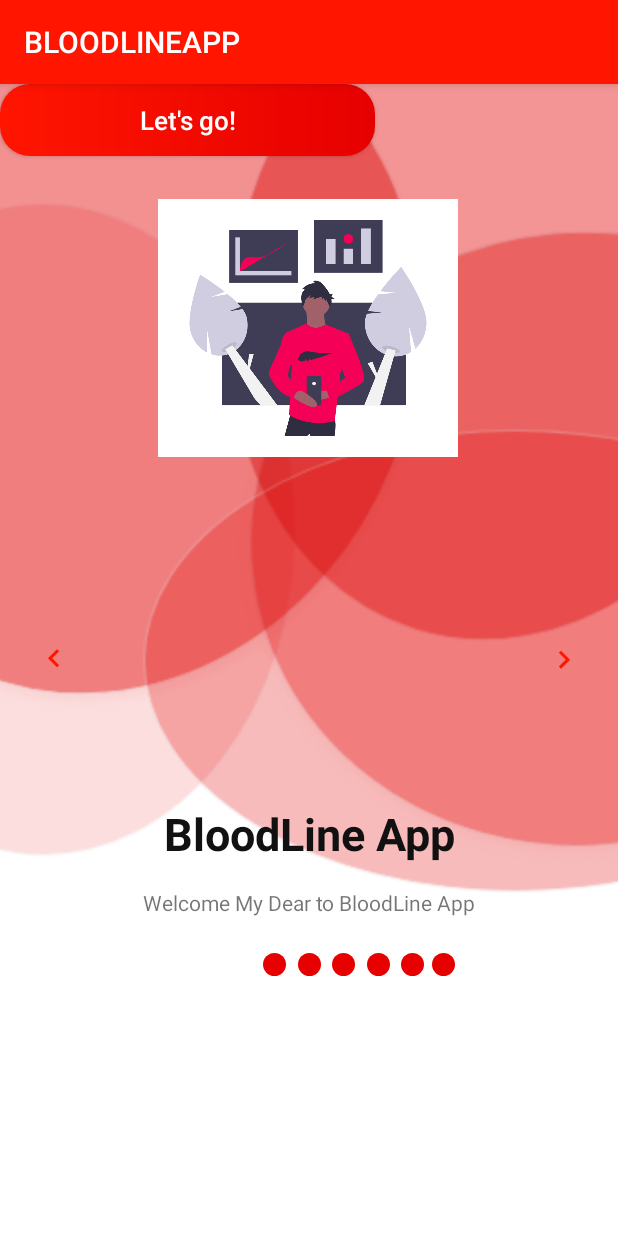
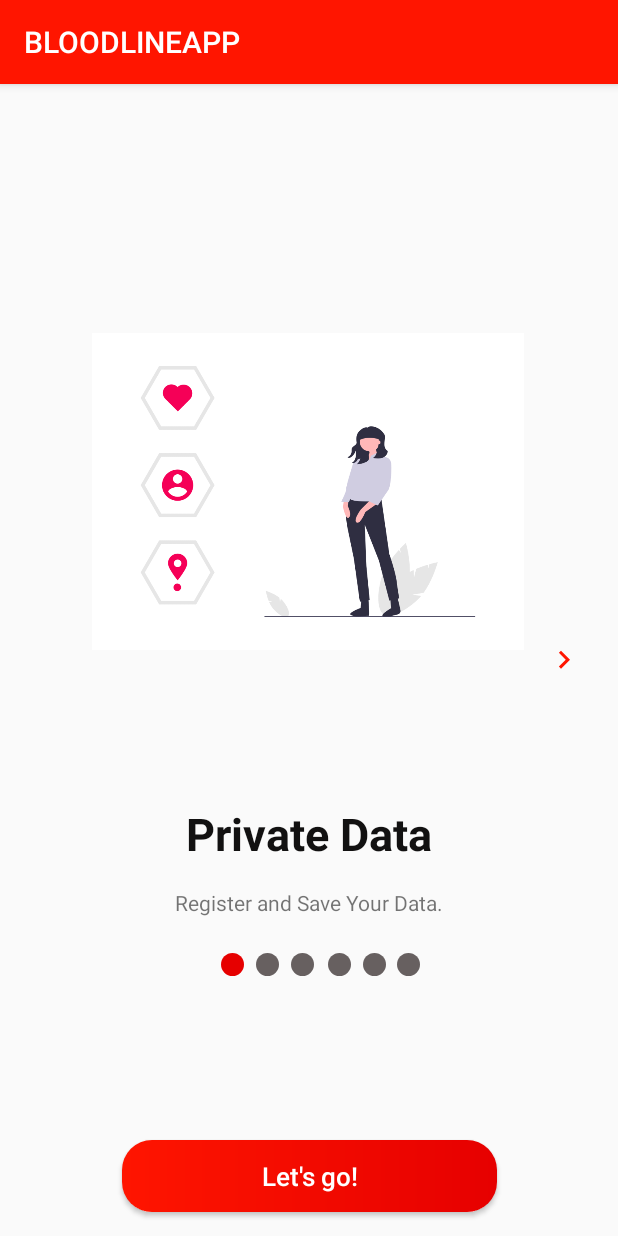
Before and after one commit to AminaN-28/sujetmemoire, an Android app: the screen it shows after launch (MainActivity before the commit, SlideActivity after it), on a phone screen of 412 x 824 dp. Run offline under Robolectric (Android 15) with nearby library versions, the phone set to English and light mode, and no system bars.

Commit message:
Projet Memoire

```diff
--- a/app/src/main/AndroidManifest.xml
+++ b/app/src/main/AndroidManifest.xml
@@ -51,11 +51,11 @@
         <activity android:name=".OTPVerify" />
         <activity android:name=".Login" />
         <activity android:name=".MainActivity">
-            <intent-filter>
+            <!--intent-filter>
                 <action android:name="android.intent.action.MAIN" />
 
                 <category android:name="android.intent.category.LAUNCHER" />
-            </intent-filter>
+            </intent-filter-->
         </activity>
         <meta-data
             android:name="com.google.android.geo.API_KEY"
--- a/app/src/main/res/layout/activity_main.xml
+++ b/app/src/main/res/layout/activity_main.xml
@@ -7,24 +7,17 @@
     android:layout_height="match_parent"
     tools:context=".MainActivity">
 
-    <ImageView
-        android:layout_width="match_parent"
-        android:layout_height="match_parent"
-        android:scaleType="centerCrop"
-        android:src="@drawable/background"
-        tools:layout_editor_absoluteX="-16dp"
-        tools:layout_editor_absoluteY="0dp" />
 
     <ImageView
         android:id="@+id/logo"
-        android:layout_width="200dp"
-        android:layout_height="200dp"
+        android:layout_width="288dp"
+        android:layout_height="327dp"
         app:layout_constraintBottom_toBottomOf="parent"
         app:layout_constraintEnd_toEndOf="parent"
         app:layout_constraintHorizontal_bias="0.496"
         app:layout_constraintStart_toStartOf="parent"
         app:layout_constraintTop_toTopOf="parent"
-        app:layout_constraintVertical_bias="0.110000014"
+        app:layout_constraintVertical_bias="0.245"
         app:srcCompat="@drawable/behealthy" />
 
     <androidx.constraintlayout.widget.Guideline
@@ -66,7 +59,8 @@
         android:layout_height="15dp"
         android:layout_marginTop="24dp"
         app:layout_constraintEnd_toStartOf="@+id/ind2"
-        app:layout_constraintHorizontal_bias="0.5"
+        android:layout_marginStart="12dp"
+        app:layout_constraintHorizontal_bias="0.4"
         app:layout_constraintHorizontal_chainStyle="packed"
         app:layout_constraintStart_toStartOf="parent"
         app:layout_constraintTop_toBottomOf="@+id/desc"
@@ -83,6 +77,7 @@
         app:layout_constraintHorizontal_bias="0.5"
         app:layout_constraintStart_toEndOf="@+id/ind1"
         app:layout_constraintTop_toTopOf="@+id/ind1"
+        app:layout_constraintVertical_bias="0.0"
         app:srcCompat="@drawable/selected" />
 
     <ImageView
@@ -169,7 +164,12 @@
         android:textAllCaps="false"
         android:textColor="@color/white"
         android:textSize="17sp"
-
+        app:layout_constraintBottom_toBottomOf="parent"
+        app:layout_constraintEnd_toEndOf="parent"
+        app:layout_constraintStart_toStartOf="parent"
+        android:layout_marginStart="16dp"
+        android:layout_marginEnd="16dp"
+        android:layout_marginBottom="16dp"
         tools:ignore="MissingConstraints"
         tools:layout_editor_absoluteX="80dp"
         tools:layout_editor_absoluteY="656dp" />
--- /dev/null
+++ b/app/src/main/res/layout/activity_slide.xml
@@ -0,0 +1,20 @@
+<?xml version="1.0" encoding="utf-8"?>
+<androidx.constraintlayout.widget.ConstraintLayout xmlns:android="http://schemas.android.com/apk/res/android"
+    xmlns:app="http://schemas.android.com/apk/res-auto"
+    xmlns:tools="http://schemas.android.com/tools"
+    android:layout_width="match_parent"
+    android:layout_height="match_parent"
+    tools:context=".SlideActivity">
+
+
+    <androidx.viewpager.widget.ViewPager
+        android:id="@+id/viewpager"
+        android:layout_width="0dp"
+        android:layout_height="0dp"
+        app:layout_constraintBottom_toBottomOf="parent"
+        app:layout_constraintEnd_toEndOf="parent"
+        app:layout_constraintStart_toStartOf="parent"
+        app:layout_constraintTop_toTopOf="parent" />
+
+
+</androidx.constraintlayout.widget.ConstraintLayout>
```
Also changed, not shown: app/src/main/java/com/example/bloodlineapp/SlideViewpager.java (+10 -8 lines).
